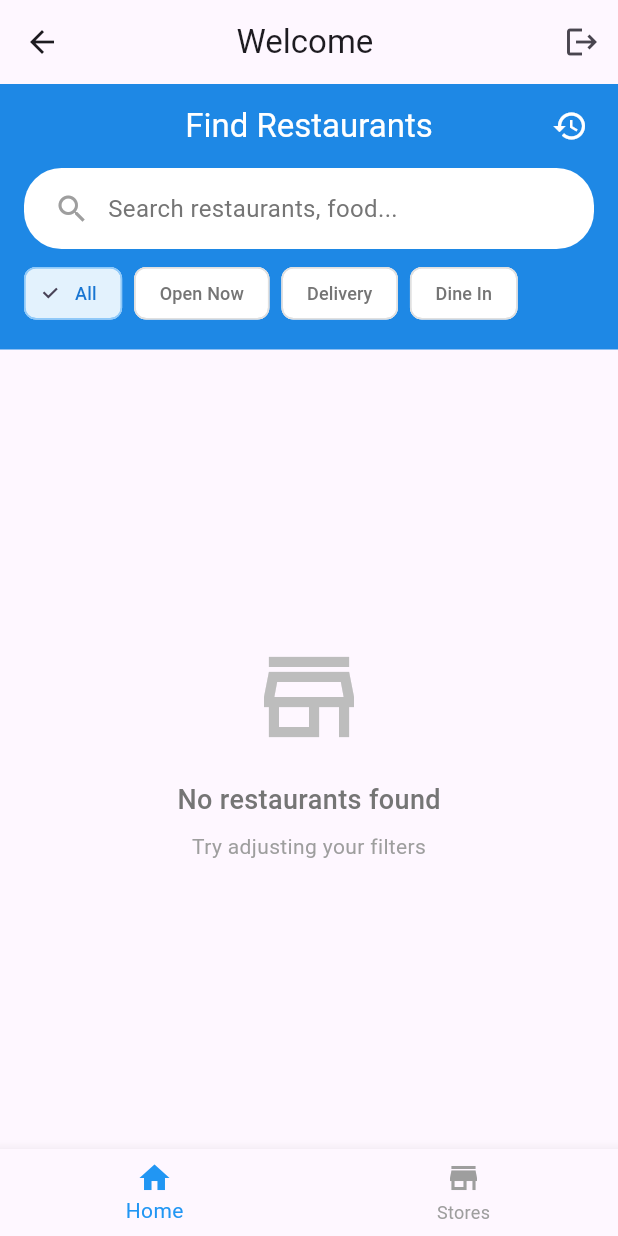
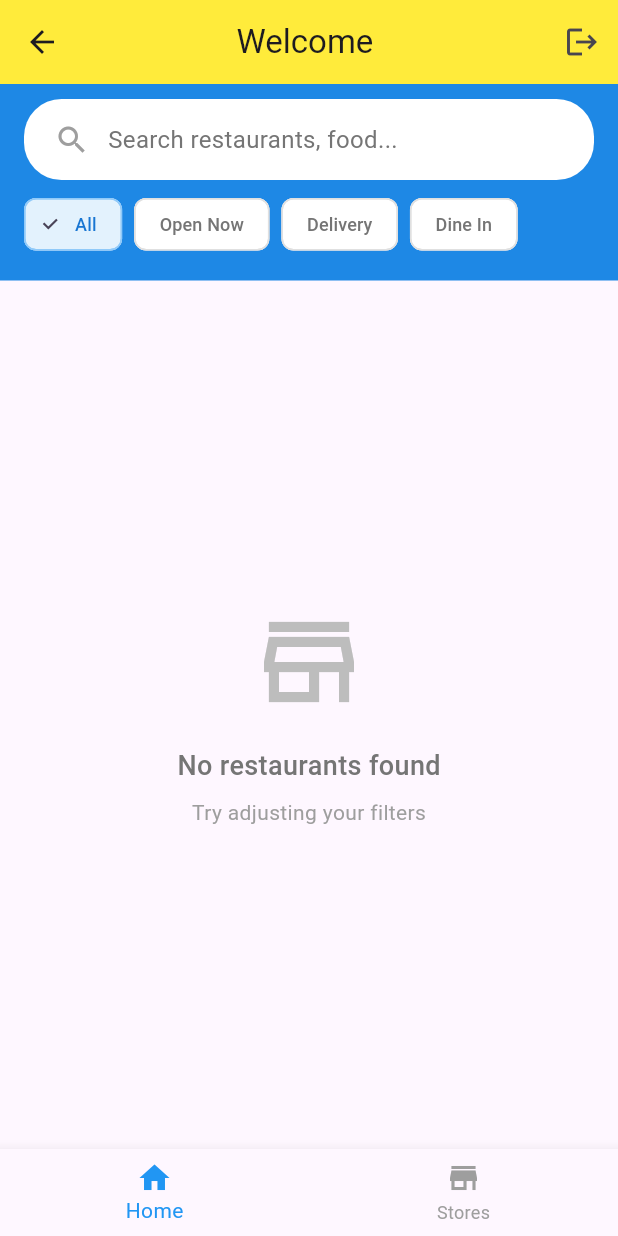
Before and after one commit to Dendysurya15/flutter-restaurant, a Flutter app: the HomeView screen opened by its route, on a phone screen of 412 x 824 dp. Run offline on Flutter 3.47's test engine with Material 3 defaults, Android fonts, the light colour scheme and no system bars; drawn by our look-alikes of toastification; our stand-ins replace flutter_dotenv, get, hive, hive_flutter, shared_preferences, supabase_flutter; missing offline and left inert: midtrans_sdk; accounts and stored records are empty.

Commit message:
move history order and badge to home view

```diff
--- a/lib/app/modules/dashboard_customer/views/dashboard_customer_view.dart
+++ b/lib/app/modules/dashboard_customer/views/dashboard_customer_view.dart
@@ -12,53 +12,6 @@
   @override
   Widget build(BuildContext context) {
     return Scaffold(
-      appBar: AppBar(
-        title: const Text('Find Restaurants'),
-        centerTitle: true,
-        backgroundColor: Colors.blue.shade600,
-        foregroundColor: Colors.white,
-        elevation: 0,
-        automaticallyImplyLeading: false,
-        actions: [
-          // Add history button with badge
-          Obx(() {
-            return Stack(
-              children: [
-                IconButton(
-                  onPressed: controller.goToOrdersHistory,
-                  icon: const Icon(Icons.history),
-                ),
-                if (controller.pendingOrdersCount.value > 0)
-                  Positioned(
-                    right: 8,
-                    top: 8,
-                    child: Container(
-                      padding: const EdgeInsets.all(2),
-                      decoration: BoxDecoration(
-                        color: Colors.red,
-                        borderRadius: BorderRadius.circular(10),
-                      ),
-                      constraints: const BoxConstraints(
-                        minWidth: 16,
-                        minHeight: 16,
-                      ),
-                      child: Text(
-                        '${controller.pendingOrdersCount.value}',
-                        style: const TextStyle(
-                          color: Colors.white,
-                          fontSize: 10,
-                          fontWeight: FontWeight.bold,
-                        ),
-                        textAlign: TextAlign.center,
-                      ),
-                    ),
-                  ),
-              ],
-            );
-          }),
-          const SizedBox(width: 8),
-        ],
-      ),
       bottomNavigationBar: Obx(() {
         // Get store name from cart items by matching with filtered stores
         String? storeName;
@@ -82,6 +35,8 @@
           Container(
             color: Colors.blue.shade600,
             padding: const EdgeInsets.fromLTRB(16, 0, 16, 20),
+            child: Padding(
+              padding: const EdgeInsets.only(top: 10),
               child: Column(
                 children: [
                   // Fake Search Bar (Navigation to Search Page)
@@ -144,6 +99,7 @@
                     ),
                   ),
                 ],
+              ),
             ),
           ),
 
```
Also changed, not shown: lib/app/modules/home/views/home_view.dart (+42 -0 lines). Lines whose indentation alone changed are shown as unchanged.
